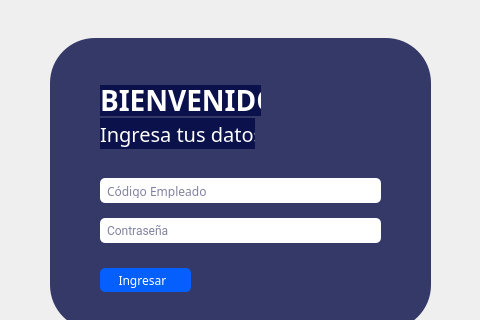
Old version of the form Interfaces/login/login_ui.ui in the repository juanignaciocansillieri/bullsoft; both pictures show x 253 to 733 and y 140 to 460 of the 987 by 649 pixel window.
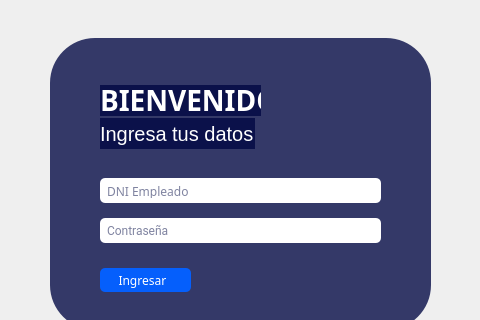
New version of the form. Icons and pictures are not drawn.

```diff
--- a/Interfaces/login/login_ui.ui
+++ b/Interfaces/login/login_ui.ui
@@ -128,7 +128,6 @@
           </property>
           <property name="font">
            <font>
-            <family>Cairo Light</family>
             <pointsize>-1</pointsize>
             <weight>25</weight>
             <italic>false</italic>
@@ -175,7 +174,7 @@
            <string/>
           </property>
           <property name="placeholderText">
-           <string>Código Empleado</string>
+           <string>DNI Empleado</string>
           </property>
          </widget>
          <widget class="QLineEdit" name="pass_login_input">
```
